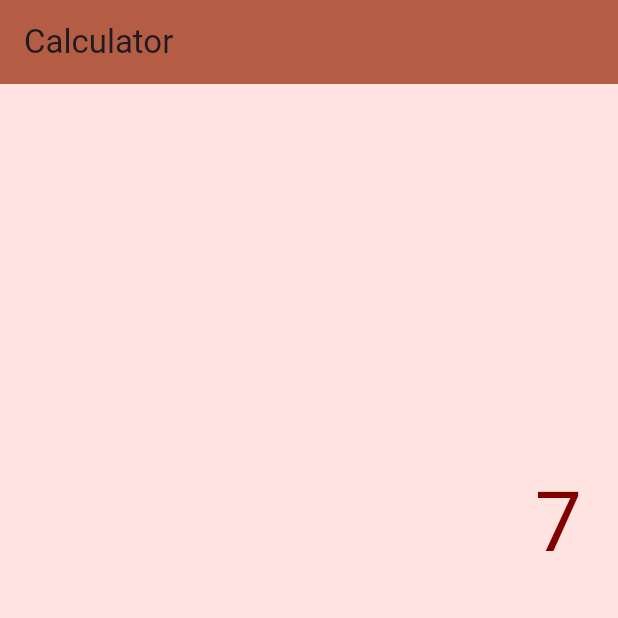
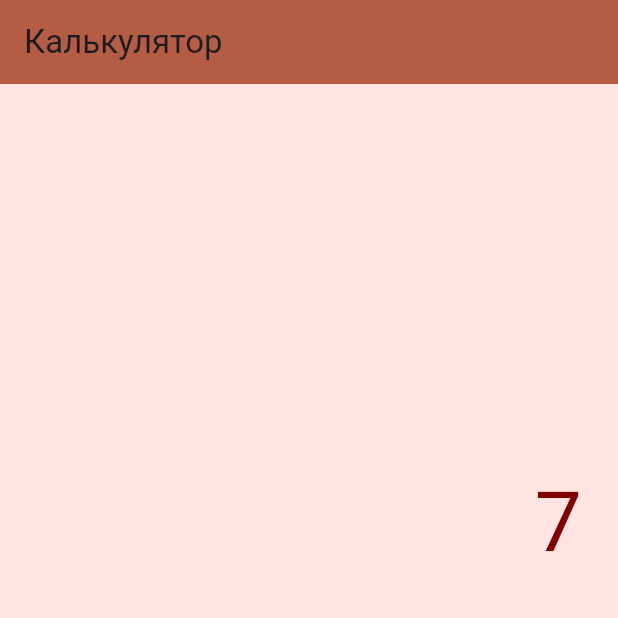
Before and after one commit to darjakolnenkova/Basic-calculator-UI, a Flutter app: the screen it shows after launch, after a tap on an icon or button, on a phone screen of 412 x 824 dp, the top half of it. Run offline on Flutter 3.47's test engine with Material 3 defaults, Android fonts, the phone set to English and light mode, and no system bars.

Commit message:
+ comments

```diff
--- /dev/null
+++ b/lib/calculator_ui.dart
@@ -0,0 +1,69 @@
+import 'package:flutter/material.dart';
+
+class CalculatorUI extends StatefulWidget {
+  const CalculatorUI({Key? key}) : super(key: key);
+
+  @override
+  _CalculatorUIState createState() => _CalculatorUIState();
+}
+
+class _CalculatorUIState extends State<CalculatorUI> {   // класс, где описывается логика и ui
+  String display = '0';    // текущий текст
+
+  final List<String> buttons = const [    // список кнопок
+    '7', '8', '9', '/',
+    '4', '5', '6', 'x',
+    '1', '2', '3', '-',
+    'C', '0', '=', '+',
+  ];
+
+  void buttonPressed(String buttonText) {   // обработка нажатия на кнопку
+    setState(() {
+      if (buttonText == 'C') {
+        display = '0';
+      } else if (buttonText == '=') {
+        display = '0';
+      } else {
+        display = display == '0' ? buttonText : display + buttonText;
+      }
+    });
+  }
+
+  @override
+  Widget build(BuildContext context) {
+    return Scaffold(
+      appBar: AppBar(title: const Text('Калькулятор')),  // заголовок
+      body: Column(   // основной столбец с экраном калькулятора + кнопки
+        children: [
+          Expanded(
+            child: Container(
+              alignment: Alignment.bottomRight,   // выравнивание  по нижнему правому краю
+              padding: const EdgeInsets.all(24),  // отступы
+              child: Text(
+                display,   // вывод калькулятора
+                style: const TextStyle(fontSize: 56),
+              ),
+            ),
+          ),
+          GridView.builder(
+            shrinkWrap: true,  // - виджет будет сжиматься под размер содержимого
+            itemCount: buttons.length,   // кол-во кнопок
+            gridDelegate: const SliverGridDelegateWithFixedCrossAxisCount(crossAxisCount: 4),  // кол-во столбцов в сетке (4 кнопки в ряд)
+            itemBuilder: (context, index) {
+              return Padding(
+                padding: const EdgeInsets.all(8),  // отступы между кнопками
+                child: ElevatedButton(
+                  onPressed: () => buttonPressed(buttons[index]),  // обработка нажатия на кнопку
+                  child: Text(
+                    buttons[index],     // текст на кнопке
+                    style: const TextStyle(fontSize: 24),   // размер текста на кнопке
+                  ),
+                ),
+              );
+            },
+          ),
+        ],
+      ),
+    );
+  }
+}
--- a/lib/main.dart
+++ b/lib/main.dart
@@ -1,6 +1,7 @@
 import 'package:flutter/material.dart';
+import 'calculator_ui.dart';
 
-void main() => runApp(CalculatorApp());
+void main() => runApp(const CalculatorApp());
 
 class CalculatorApp extends StatelessWidget {
   const CalculatorApp({Key? key}) : super(key: key);
@@ -13,7 +14,7 @@ class CalculatorApp extends StatelessWidget {
       title: 'Calculator',
       theme: ThemeData.from(
         colorScheme: base.colorScheme.copyWith(
-          primary: Color(0xFF8B4513),
+          primary: const Color(0xFF8B4513),
           secondary: Colors.orange,
           surface: const Color(0xFFB55C44),
         ),
@@ -28,71 +29,3 @@ class CalculatorApp extends StatelessWidget {
     );
   }
 }
-
-class CalculatorUI extends StatefulWidget {
-  const CalculatorUI({Key? key}) : super(key: key);
-
-  @override
-  _CalculatorUIState createState() => _CalculatorUIState();
-}
-
-class _CalculatorUIState extends State<CalculatorUI> {
-  String display = '0';
-
-  final List<String> buttons = const [
-    '7', '8', '9', '/',
-    '4', '5', '6', 'x',
-    '1', '2', '3', '-',
-    'C', '0', '=', '+',
-  ];
-
-  void buttonPressed(String buttonText) {
-    setState(() {
-      if (buttonText == 'C') {
-        display = '0';
-      } else if (buttonText == '=') {
-        display = '0';
-      } else {
-        display = display == '0' ? buttonText : display + buttonText;
-      }
-    });
-  }
-
-  @override
-  Widget build(BuildContext context) {
-    return Scaffold(
-      appBar: AppBar(title: const Text('Calculator')),
-      body: Column(
-        children: [
-          Expanded(
-            child: Container(
-              alignment: Alignment.bottomRight,
-              padding: const EdgeInsets.all(24),
-              child: Text(
-                display,
-                style: const TextStyle(fontSize: 56),
-              ),
-            ),
-          ),
-          GridView.builder(
-            shrinkWrap: true,
-            itemCount: buttons.length,
-            gridDelegate: const SliverGridDelegateWithFixedCrossAxisCount(crossAxisCount: 4),
-            itemBuilder: (context, index) {
-              return Padding(
-                padding: const EdgeInsets.all(8),
-                child: ElevatedButton(
-                  onPressed: () => buttonPressed(buttons[index]),
-                  child: Text(
-                    buttons[index],
-                    style: const TextStyle(fontSize: 24),
-                  ),
-                ),
-              );
-            },
-          ),
-        ],
-      ),
-    );
-  }
-}
```
Also changed, not shown: 1 other file.
